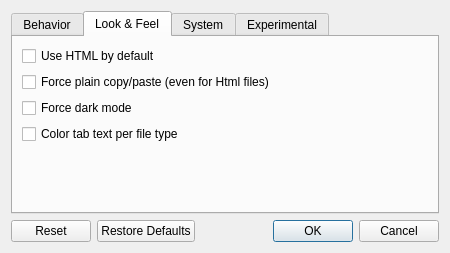
This is src/ui/settingsdialog.ui in medo64/QText as Qt 5 draws it before an edit. The edited form follows.
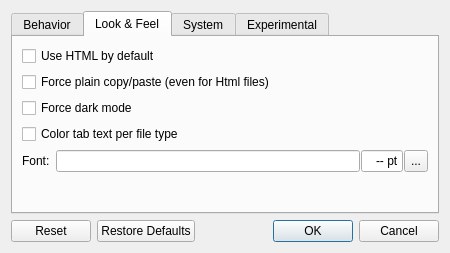
This is the edited form. The open tabs and pages were chosen to show the change. Custom widgets are drawn as their Qt base class.

Commit message: Added font selection in settings

Patch:
```diff
--- a/src/ui/settingsdialog.ui
+++ b/src/ui/settingsdialog.ui
@@ -120,6 +120,78 @@
          </property>
         </widget>
        </item>
+       <item>
+        <layout class="QGridLayout" name="gridLayout_2">
+         <item row="0" column="1">
+          <layout class="QHBoxLayout" name="horizontalLayout_3" stretch="100,0,0">
+           <property name="spacing">
+            <number>1</number>
+           </property>
+           <property name="sizeConstraint">
+            <enum>QLayout::SetDefaultConstraint</enum>
+           </property>
+           <item>
+            <widget class="QLineEdit" name="editFontName">
+             <property name="sizePolicy">
+              <sizepolicy hsizetype="Expanding" vsizetype="Fixed">
+               <horstretch>0</horstretch>
+               <verstretch>0</verstretch>
+              </sizepolicy>
+             </property>
+             <property name="readOnly">
+              <bool>true</bool>
+             </property>
+            </widget>
+           </item>
+           <item>
+            <widget class="QLineEdit" name="editFontSize">
+             <property name="sizePolicy">
+              <sizepolicy hsizetype="Minimum" vsizetype="Fixed">
+               <horstretch>0</horstretch>
+               <verstretch>0</verstretch>
+              </sizepolicy>
+             </property>
+             <property name="maximumSize">
+              <size>
+               <width>42</width>
+               <height>16777215</height>
+              </size>
+             </property>
+             <property name="text">
+              <string>-- pt</string>
+             </property>
+             <property name="alignment">
+              <set>Qt::AlignRight|Qt::AlignTrailing|Qt::AlignVCenter</set>
+             </property>
+             <property name="readOnly">
+              <bool>true</bool>
+             </property>
+            </widget>
+           </item>
+           <item>
+            <widget class="QToolButton" name="buttonFont">
+             <property name="sizePolicy">
+              <sizepolicy hsizetype="Fixed" vsizetype="Expanding">
+               <horstretch>0</horstretch>
+               <verstretch>0</verstretch>
+              </sizepolicy>
+             </property>
+             <property name="text">
+              <string>...</string>
+             </property>
+            </widget>
+           </item>
+          </layout>
+         </item>
+         <item row="0" column="0">
+          <widget class="QLabel" name="labelFont">
+           <property name="text">
+            <string>Font:</string>
+           </property>
+          </widget>
+         </item>
+        </layout>
+       </item>
        <item>
         <spacer name="verticalSpacer">
          <property name="orientation">
```
Left out of the diff: 4 changed lines with no effect on the pictures. The commit also changes 4 other files.
